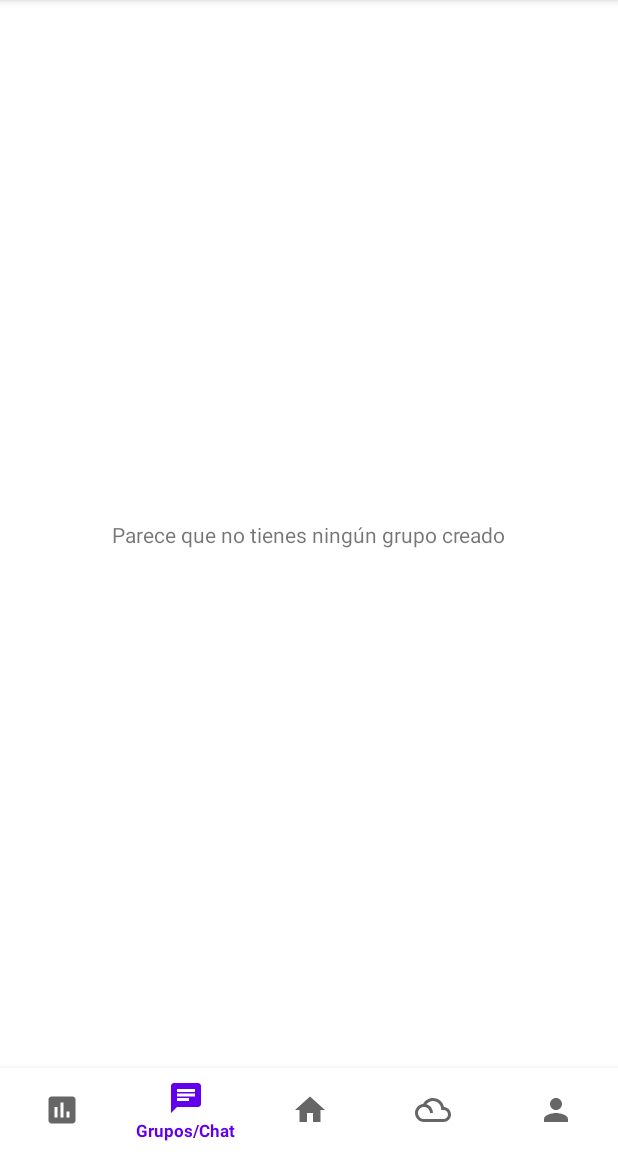
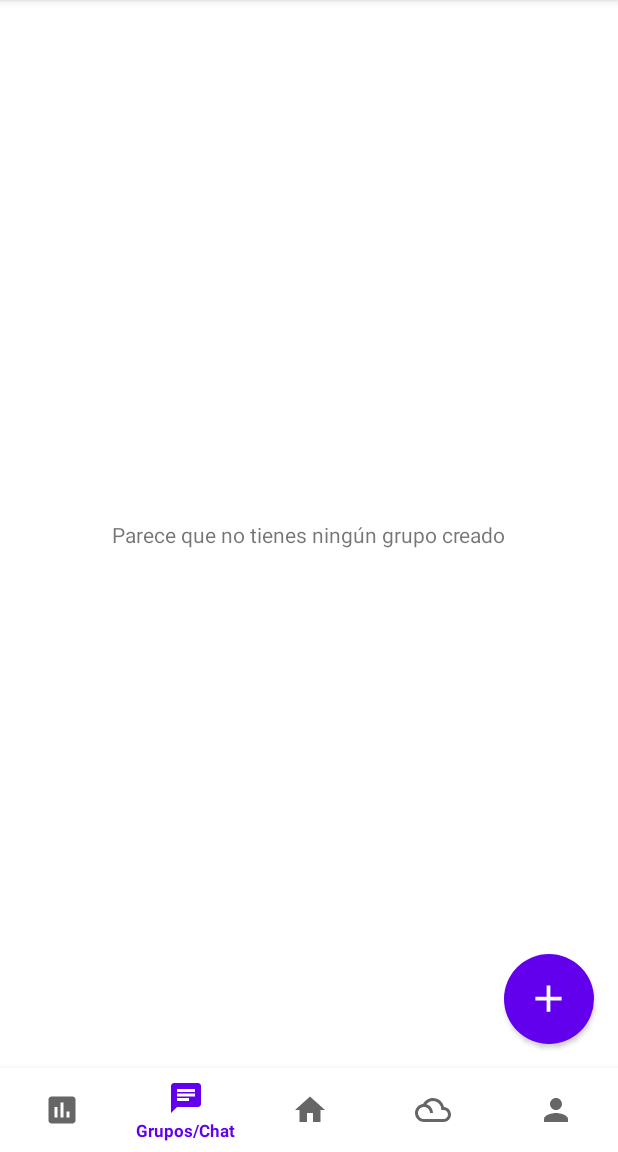
Before and after one commit to marmatsan/CoordinApp, an Android app: the screen it shows after launch (MainActivity), item 2 of the bottom bar chosen, on a phone screen of 412 x 824 dp, the part 84-1236 px from its top. Run offline under Robolectric (Android 15) with nearby library versions, the light colour scheme and no system bars.

Commit message:
Añadido botón para crear grupo y creado el layout de item_cardview

```diff
--- a/app/build.gradle
+++ b/app/build.gradle
@@ -39,5 +39,8 @@ dependencies {
     androidTestImplementation 'androidx.test.espresso:espresso-core:3.3.0'
 
     // Added dependencies
-    implementation 'com.google.android.material:material:1.2.1'
+    implementation 'com.google.android.material:material:1.2.1' // Design Material
+    implementation "androidx.recyclerview:recyclerview:1.1.0" // Recyclerview
+    implementation "androidx.cardview:cardview:1.0.0" // Cardview
+
 }
--- a/app/src/main/java/com/elcazadordebaterias/coordinapp/MainActivity.java
+++ b/app/src/main/java/com/elcazadordebaterias/coordinapp/MainActivity.java
@@ -19,7 +19,7 @@ public class MainActivity extends AppCompatActivity {
         // Bottom navigation management
         BottomNavigationView bottomNavigationView = findViewById(R.id.bottom_navigation_view);
         bottomNavigationView.setOnNavigationItemSelectedListener(navListener);
-        bottomNavigationView.setSelectedItemId(R.id.nav_home);
+        bottomNavigationView.setSelectedItemId(R.id.nav_groups); // TODO: Cambiar a nav_home al finalizar desarrollo de Grupos
 
     }
 
--- /dev/null
+++ b/app/src/main/res/drawable/ic_baseline_add_24.xml
@@ -0,0 +1,10 @@
+<vector xmlns:android="http://schemas.android.com/apk/res/android"
+    android:width="24dp"
+    android:height="24dp"
+    android:viewportWidth="24"
+    android:viewportHeight="24"
+    android:tint="?attr/colorControlNormal">
+  <path
+      android:fillColor="@android:color/white"
+      android:pathData="M19,13h-6v6h-2v-6H5v-2h6V5h2v6h6v2z"/>
+</vector>
--- a/app/src/main/res/layout/fragment_groups.xml
+++ b/app/src/main/res/layout/fragment_groups.xml
@@ -6,8 +6,14 @@
     android:layout_width="match_parent"
     android:layout_height="match_parent">
 
+    <androidx.recyclerview.widget.RecyclerView
+        android:id="@+id/fragment_groups_recyclerview"
+        android:layout_width="match_parent"
+        android:layout_height="match_parent"
+        android:padding="4dp" />
+
     <TextView
-        android:id="@+id/textView"
+        android:id="@+id/fragment_groups_textview_placeholder"
         android:layout_width="wrap_content"
         android:layout_height="wrap_content"
         android:text="@string/no_groups_created"
@@ -16,4 +22,23 @@
         app:layout_constraintStart_toStartOf="parent"
         app:layout_constraintTop_toTopOf="parent" />
 
+    <Button
+        android:id="@+id/fragment_groups_button_addgroup"
+        android:layout_width="60dp"
+        android:layout_height="60dp"
+        app:icon="@drawable/ic_baseline_add_24"
+        app:iconSize="30dp"
+        app:iconGravity="textStart"
+        android:padding="0dp"
+        app:iconPadding="0dp"
+        android:insetLeft="0dp"
+        android:insetTop="0dp"
+        android:insetRight="0dp"
+        android:insetBottom="0dp"
+        app:shapeAppearanceOverlay="@style/ShapeAppearanceOverlay.CoordinApp.Button.CircleAdd"
+        android:layout_marginEnd="16dp"
+        android:layout_marginBottom="16dp"
+        app:layout_constraintBottom_toBottomOf="parent"
+        app:layout_constraintEnd_toEndOf="parent"/>
+
 </androidx.constraintlayout.widget.ConstraintLayout>
--- a/app/src/main/res/values/strings.xml
+++ b/app/src/main/res/values/strings.xml
@@ -13,4 +13,8 @@
     <string name="placeholder_home">Inicio</string>
     <string name="placeholder_interactivity">Interactividad</string>
     <string name="placeholder_profile">Perfil</string>
+    <string name="group_name">Nombre del grupo</string>
+    <string name="participants">Participantes</string>
+    <string name="badges">Insignias</string>
+    <string name="desc">Placeholder Image</string>
 </resources>
--- /dev/null
+++ b/app/src/main/res/values/styles.xml
@@ -0,0 +1,26 @@
+<?xml version="1.0" encoding="utf-8"?>
+<resources>
+    <!-- All related to BottomNavigationView -->
+    <style name="BottomNavigationView">
+        <item name="itemTextAppearanceActive">@style/TextAppearance.BottomNavigationView.Active</item>
+        <item name="itemTextAppearanceInactive">@style/TextAppearance.BottomNavigationView.Inactive</item>
+    </style>
+
+    <style name="TextAppearance"/>
+    <style name="TextAppearance.BottomNavigationView"/>
+
+    <style name="TextAppearance.BottomNavigationView.Inactive">
+        <item name="android:textSize">11sp</item>
+    </style>
+
+    <style name="TextAppearance.BottomNavigationView.Active">
+        <item name="android:textSize">11sp</item>
+    </style>
+
+    <!-- Button Theme Style -->
+    <style name="ShapeAppearanceOverlay.CoordinApp.Button.CircleAdd" parent="">
+        <item name="cornerFamily">rounded</item>
+        <item name="cornerSize">50%</item>
+    </style>
+
+</resources>
--- a/app/src/main/res/values/themes.xml
+++ b/app/src/main/res/values/themes.xml
@@ -1,4 +1,5 @@
 <resources xmlns:tools="http://schemas.android.com/tools">
+
     <!-- Base application theme. -->
     <style name="Theme.CoordinApp" parent="Theme.MaterialComponents.DayNight.DarkActionBar">
         <!-- Primary brand color. -->
@@ -14,22 +15,4 @@
         <!-- Customize your theme here. -->
     </style>
 
-    <style name="BottomNavigationView">
-        <item name="itemTextAppearanceActive">@style/TextAppearance.BottomNavigationView.Active</item>
-        <item name="itemTextAppearanceInactive">@style/TextAppearance.BottomNavigationView.Inactive</item>
-    </style>
-
-    <!-- blank styles for better code readability-->
-    <style name="TextAppearance"/>
-    <style name="TextAppearance.BottomNavigationView"/>
-
-    <!-- inactive tab icon style -->
-    <style name="TextAppearance.BottomNavigationView.Inactive">
-        <item name="android:textSize">11sp</item>
-    </style>
-
-    <!-- active tab icon style -->
-    <style name="TextAppearance.BottomNavigationView.Active">
-        <item name="android:textSize">11sp</item>
-    </style>
 </resources>
```
Also changed, not shown: app/src/main/res/drawable/ic_baseline_chat_bubble_outline_24.xml (added, +10 -0 lines), app/src/main/res/layout/item_cardview.xml (added, +65 -0 lines), gradle/wrapper/gradle-wrapper.properties.
